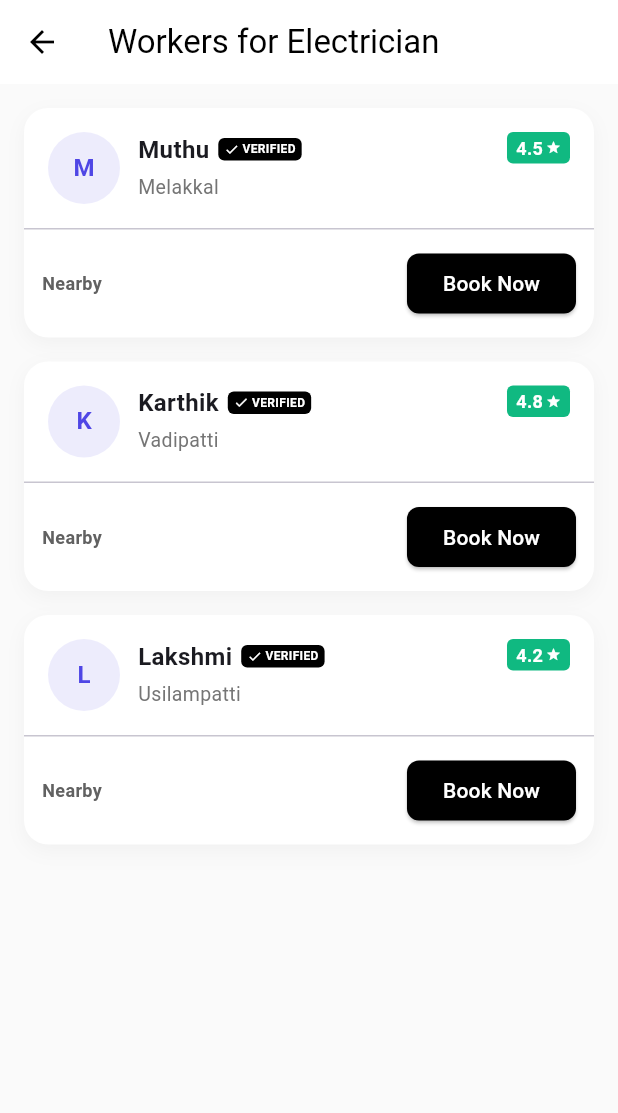
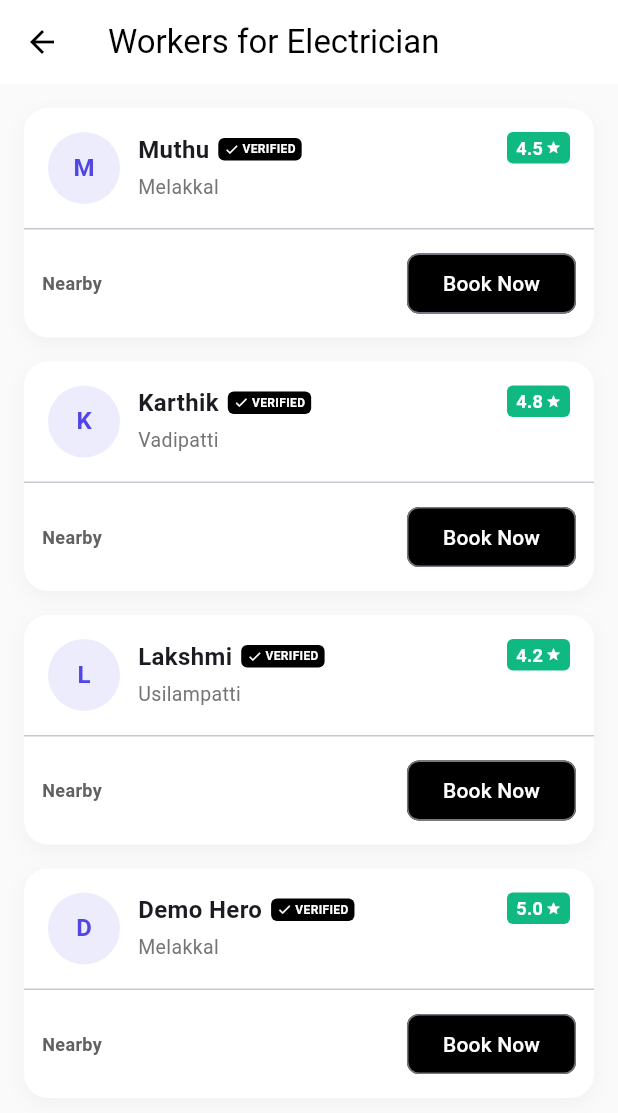
Before and after one commit to ajiskum/v_serve_flutter, a Flutter app: the WorkerListScreen screen opened directly with sample values from the repository, on a phone screen of 412 x 824 dp. Shown: the top 1113 px of the screen. Run offline on Flutter 3.47's test engine with Material 3 defaults, Android fonts, the phone set to English and light mode, and no system bars.

Commit message:
Implement Phase 9: Demo Data, Web Layout Fix, and Profile Booking

```diff
--- a/lib/mock_data/users.dart
+++ b/lib/mock_data/users.dart
@@ -19,6 +19,14 @@ List<User> mockUsers = [
     name: 'Senthil',
     phone: '9876543212',
     villageId: 'v3',
+    email: 'senthil@example.com',
+  ),
+  User(
+    id: 'u999',
+    name: 'Demo Hero',
+    phone: '5555555555',
+    villageId: 'v1', // Same as Demo Worker
+    email: 'demo@example.com',
   ),
 ];
 
--- a/lib/mock_data/workers.dart
+++ b/lib/mock_data/workers.dart
@@ -31,6 +31,17 @@ List<Worker> mockWorkers = [
     completedJobs: 10,
     experience: 2,
   ),
+  Worker(
+    id: 'w999',
+    name: 'Demo Hero',
+    phone: '5555555555',
+    villageId: 'v1',
+    skills: ['Plumbing', 'Electrical'],
+    rating: 5.0,
+    completedJobs: 99,
+    experience: 10,
+    isAvailable: true,
+  ),
 ];
 
 void addWorker(Worker worker) {
--- a/lib/screens/worker_list_screen.dart
+++ b/lib/screens/worker_list_screen.dart
@@ -18,11 +18,11 @@ class WorkerListScreen extends StatefulWidget {
 
 class _WorkerListScreenState extends State<WorkerListScreen> {
 
-  void _navigateToDetail(BuildContext context, Worker worker) {
+  void _navigateToDetail(BuildContext context, Worker worker, Service service) {
     Navigator.pushNamed(
       context,
       '/worker_detail',
-      arguments: worker,
+      arguments: {'worker': worker, 'service': service},
     );
   }
 
@@ -245,9 +245,9 @@ class _WorkerListScreenState extends State<WorkerListScreen> {
                                   child: const Text('Track Worker'),
                                 )
                             ] else
-                              ElevatedButton(
-                                onPressed: () => _bookWorker(context, worker, service),
-                                style: ElevatedButton.styleFrom(
+                              OutlinedButton(
+                              onPressed: () => _navigateToDetail(context, worker, service),
+                              style: OutlinedButton.styleFrom(
                                   backgroundColor: Colors.black,
                                   foregroundColor: Colors.white,
                                   shape: RoundedRectangleBorder(borderRadius: BorderRadius.circular(8)),
```
Also changed, not shown: lib/main.dart (+16 -0 lines), lib/screens/worker_detail_screen.dart (+117 -11 lines).
